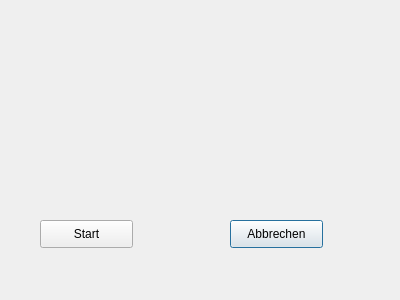
The window that ui_v1.ui (Arroonn/ProjektPlugin) describes before a commit, drawn with Qt 5.
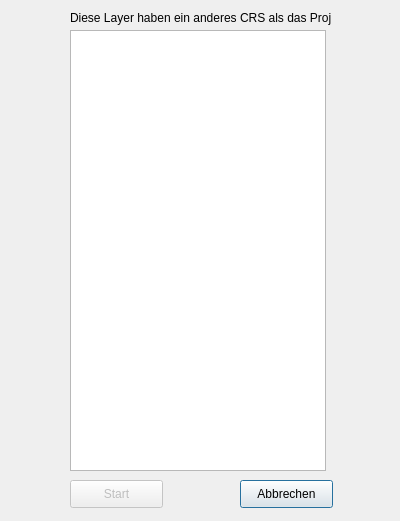
The same window after the commit.

```diff
--- a/ui_v1.ui
+++ b/ui_v1.ui
@@ -7,7 +7,7 @@
     <x>0</x>
     <y>0</y>
     <width>400</width>
-    <height>300</height>
+    <height>521</height>
    </rect>
   </property>
   <property name="windowTitle">
@@ -16,8 +16,8 @@
   <widget class="QPushButton" name="btn_cancel">
    <property name="geometry">
     <rect>
-     <x>230</x>
-     <y>220</y>
+     <x>240</x>
+     <y>480</y>
      <width>93</width>
      <height>28</height>
     </rect>
@@ -27,10 +27,13 @@
    </property>
   </widget>
   <widget class="QPushButton" name="btn_run">
+   <property name="enabled">
+    <bool>false</bool>
+   </property>
    <property name="geometry">
     <rect>
-     <x>40</x>
-     <y>220</y>
+     <x>70</x>
+     <y>480</y>
      <width>93</width>
      <height>28</height>
     </rect>
@@ -39,6 +42,29 @@
     <string>Start</string>
    </property>
   </widget>
+  <widget class="QLabel" name="label">
+   <property name="geometry">
+    <rect>
+     <x>70</x>
+     <y>10</y>
+     <width>261</width>
+     <height>16</height>
+    </rect>
+   </property>
+   <property name="text">
+    <string>Diese Layer haben ein anderes CRS als das Projekt:</string>
+   </property>
+  </widget>
+  <widget class="QListWidget" name="listWidget">
+   <property name="geometry">
+    <rect>
+     <x>70</x>
+     <y>30</y>
+     <width>256</width>
+     <height>441</height>
+    </rect>
+   </property>
+  </widget>
  </widget>
  <resources/>
  <connections/>
```
